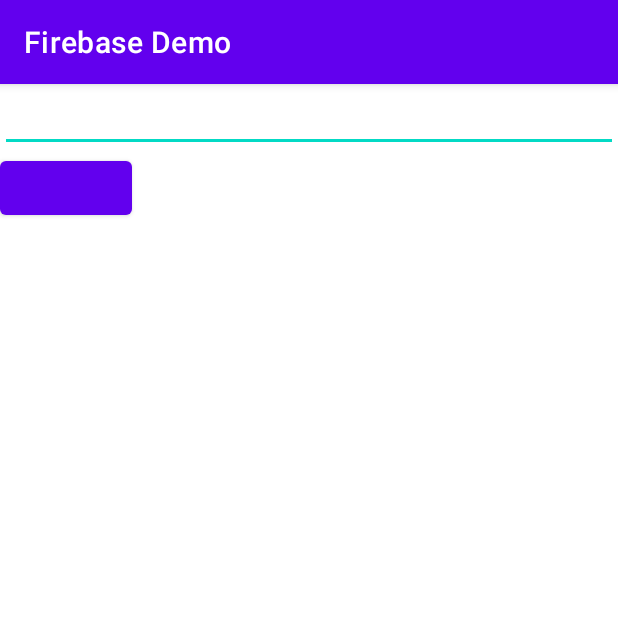
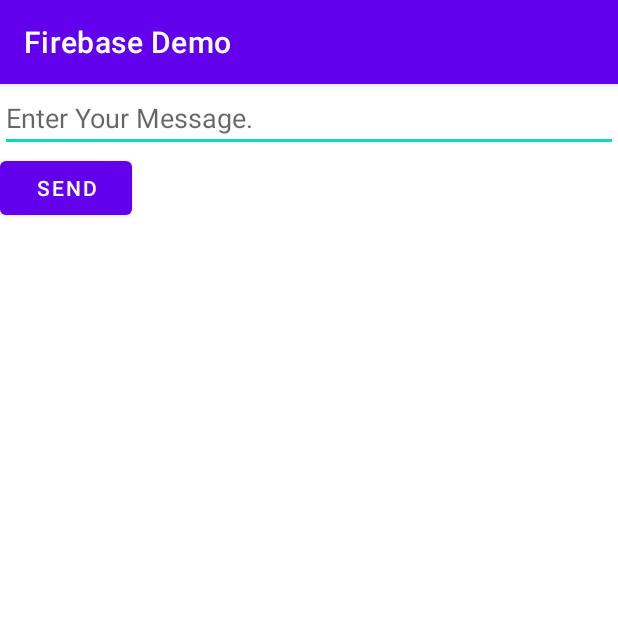
Before and after one commit to Niraj0009/FirebaseList, an Android app: the screen it shows after launch (MainActivity), on a phone screen of 412 x 824 dp, the top half of it. Run offline under Robolectric (Android 15) with nearby library versions, the phone set to English and light mode, and no system bars; our stand-ins replace Firebase (no records; nobody signed in at launch, a user with empty details on screens opened directly).

```diff
--- a/app/build.gradle
+++ b/app/build.gradle
@@ -1,6 +1,7 @@
 plugins {
     id 'com.android.application'
     id 'org.jetbrains.kotlin.android'
+    id 'com.google.gms.google-services'
 }
 
 android {
--- a/app/src/main/java/com/example/firebasedemo/MainActivity.kt
+++ b/app/src/main/java/com/example/firebasedemo/MainActivity.kt
@@ -2,7 +2,9 @@ package com.example.firebasedemo
 
 import android.annotation.SuppressLint
 import android.os.Bundle
+import android.util.Log
 import android.view.View
+import android.widget.Button
 import android.widget.EditText
 import android.widget.ImageView
 import android.widget.Toast
@@ -10,13 +12,17 @@ import androidx.appcompat.app.AppCompatActivity
 import androidx.appcompat.widget.ThemedSpinnerAdapter
 import androidx.lifecycle.MutableLiveData
 import androidx.recyclerview.widget.LinearLayoutManager
+import androidx.recyclerview.widget.RecyclerView
+import com.google.firebase.FirebaseApp
 import com.google.firebase.database.*
 
 
 class MainActivity : AppCompatActivity() {
+    private lateinit var rvView: RecyclerView
+    private lateinit var userListAdapter: UserListAdapter
     val firebaseDataSnapshot = MutableLiveData<DataSnapshot>()
     private var mFirebaseDatabaseReferenceone2one: DatabaseReference? = null
-    var ivSend: ImageView? = null
+    var ivSend: Button? = null
     var etMessage: EditText? = null
 
 
@@ -26,7 +32,9 @@ class MainActivity : AppCompatActivity() {
         setContentView(R.layout.activity_main)
         ivSend = findViewById(R.id.ivSend)
         etMessage = findViewById(R.id.etMessage)
-
+        rvView = findViewById(R.id.rvView)
+        FirebaseApp.initializeApp(this)
+        userListAdapter=UserListAdapter(ArrayList())
 
 //        ivSend.setOnClickListener {
 //            if (Helper.isConnected(this@MainActivity)) {
@@ -57,15 +65,17 @@ class MainActivity : AppCompatActivity() {
 
         firebaseDataSnapshot.observe(this) { dataSnapshot ->
             if (dataSnapshot.value != null) {
-//                chatAdapter.clearList()
+                userListAdapter.clearList()
+                Log.e("Firebase", "initChat: " + dataSnapshot.value)
 
                 for (snapShot in dataSnapshot.children) {
                     val chatPojo = snapShot.getValue(chatPojo::class.java)
-//                    chatAdapter.updateList(chatPojo)
+                    Log.e("Firebase", "initChat: " + snapShot)
+                    userListAdapter.updateList(chatPojo)
                 }
 
                 // Scroll to Last
-//                binding.chatRecyclerView.scrollToPosition(chatAdapter.itemCount - 1)
+                rvView.scrollToPosition(userListAdapter.itemCount - 1)
             }
         }
 
@@ -113,10 +123,11 @@ class MainActivity : AppCompatActivity() {
 
     fun initChat(chatNode: String) {
         try {
+            rvView.adapter = userListAdapter
             mFirebaseDatabaseReferenceone2one =
                 FirebaseDatabase.getInstance("https://fir-list-29c11-default-rtdb.firebaseio.com/")
                     .reference
-                    .child("/chat_master/" + "1TO1/")
+                    .child("/chat_master/")
 
             mFirebaseDatabaseReferenceone2one?.addValueEventListener(object : ValueEventListener {
                 override fun onDataChange(dataSnapshot: DataSnapshot) {
@@ -130,6 +141,8 @@ class MainActivity : AppCompatActivity() {
 
             mFirebaseDatabaseReferenceone2one?.limitToLast(500)
         } catch (e: Exception) {
+            Log.e("ERROR", "initChat: " + e.localizedMessage)
+            Log.e("ERROR", "initChat: " + e.localizedMessage)
 //            Helper.logPrinter(Configuration.TAG, "e", e.localizedMessage, "")
         }
     }
--- a/app/src/main/res/layout/activity_main.xml
+++ b/app/src/main/res/layout/activity_main.xml
@@ -8,13 +8,23 @@
 
     <EditText
         android:id="@+id/etMessage"
+        android:hint="Enter Your Message."
         android:layout_width="match_parent"
-        android:layout_height="wrap_content"/>
+        android:layout_height="wrap_content" />
 
     <Button
         android:id="@+id/ivSend"
+        android:layout_width="wrap_content"
+        android:layout_height="wrap_content"
         android:layout_below="@+id/etMessage"
-        android:layout_width="wrap_content"
-        android:layout_height="wrap_content"/>
+        android:text="Send" />
+
+    <androidx.recyclerview.widget.RecyclerView
+        android:id="@+id/rvView"
+        android:layout_marginTop="15dp"
+        android:layout_width="match_parent"
+        app:layoutManager="androidx.recyclerview.widget.LinearLayoutManager"
+        android:layout_height="match_parent"
+        android:layout_below="@+id/ivSend" />
 
 </RelativeLayout>
```
Also changed, not shown: app/src/main/java/com/example/firebasedemo/UserListAdapter.kt (added, +65 -0 lines), app/src/main/res/layout/custom_doubt_sub.xml (added, +51 -0 lines), build.gradle (+8 -1 lines).
